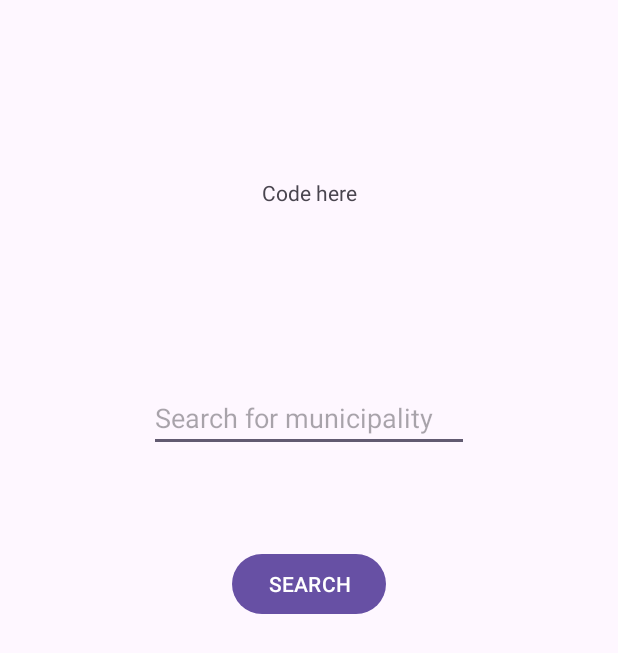
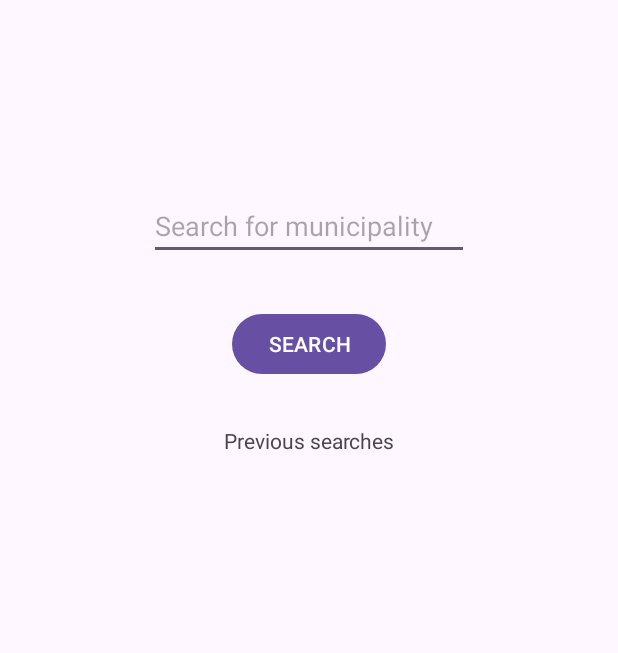
Before and after one commit to JoonaNiemenmaa/Olio-Ohjelmointi-Harkkatyo, an Android app: the screen it shows after launch (MainActivity), on a phone screen of 412 x 824 dp. Shown: the top 653 px of the screen. Run offline under Robolectric (Android 15) with nearby library versions, the phone set to English and light mode, and no system bars.

```diff
--- a/app/src/main/java/com/jn/olio_ohjelmointiharkkatyo/DisplayMunicipalityDataFragment.java
+++ b/app/src/main/java/com/jn/olio_ohjelmointiharkkatyo/DataFragment.java
@@ -18,9 +18,9 @@ import com.anychart.charts.Pie;
 import java.util.ArrayList;
 import java.util.HashMap;
 
-public class DisplayMunicipalityDataFragment extends Fragment {
+public class DataFragment extends Fragment {
 
-    public DisplayMunicipalityDataFragment() {
+    public DataFragment() {
         // Required empty public constructor
     }
 
@@ -32,7 +32,7 @@ public class DisplayMunicipalityDataFragment extends Fragment {
     AnyChartView pie_political;
     @Override
     public View onCreateView(LayoutInflater inflater, ViewGroup container, Bundle savedInstanceState) {
-        View view = inflater.inflate(R.layout.fragment_display_municipality_data, container, false);
+        View view = inflater.inflate(R.layout.fragment_data, container, false);
         text_municipality = view.findViewById(R.id.textMunicipalityName);
         text_population = view.findViewById(R.id.textPopulation);
         text_population_difference = view.findViewById(R.id.textPopulationDiff);
--- a/app/src/main/java/com/jn/olio_ohjelmointiharkkatyo/DataStorage.java
+++ b/app/src/main/java/com/jn/olio_ohjelmointiharkkatyo/DataStorage.java
@@ -1,8 +1,21 @@
 package com.jn.olio_ohjelmointiharkkatyo;
+
+import android.content.Context;
+
+import java.io.IOException;
+import java.io.ObjectInputStream;
+import java.io.ObjectOutputStream;
+import java.io.OutputStream;
+import java.util.ArrayList;
 
 public class DataStorage {
     private static DataStorage data_storage;
     private MunicipalityData municipality;
+    final static private int amount_of_searches_to_remember = 5;
+    final static private String filename = "searches.data";
+    private ArrayList<String> searches = new ArrayList<>();
+    // This class is singleton for the static reference that can be accessed anywhere
+    // Also we really only ever want one DataStorage anyways
     private DataStorage() {}
     public static DataStorage getInstance() {
         if (data_storage == null) {
@@ -18,4 +31,34 @@ public class DataStorage {
     public void setMunicipality(MunicipalityData municipality) {
         this.municipality = municipality;
     }
+    public void addSearch(String municipality_name) {
+        if (!searches.contains(municipality_name)) {
+            searches.add(municipality_name);
+            if (searches.size() > amount_of_searches_to_remember) {
+                searches.remove(0);
+            }
+        }
+        System.out.println(searches);
+    }
+    public ArrayList<String> getSearches() { return searches; }
+    public void saveSearches(Context context) {
+        try {
+            ObjectOutputStream search_writer = new ObjectOutputStream(context.openFileOutput(filename, Context.MODE_PRIVATE));
+            search_writer.writeObject(searches);
+            search_writer.close();
+        } catch (IOException e) {
+            e.printStackTrace();
+        }
+    }
+    public void loadSearches(Context context) {
+        try {
+            ObjectInputStream search_reader = new ObjectInputStream(context.openFileInput(filename));
+            searches = (ArrayList<String>) search_reader.readObject();
+            search_reader.close();
+        } catch (IOException e) {
+            e.printStackTrace();
+        } catch (ClassNotFoundException e) {
+            e.printStackTrace();
+        }
+    }
 }
--- a/app/src/main/java/com/jn/olio_ohjelmointiharkkatyo/MainActivity.java
+++ b/app/src/main/java/com/jn/olio_ohjelmointiharkkatyo/MainActivity.java
@@ -6,38 +6,53 @@ import android.os.Bundle;
 import android.view.View;
 import android.widget.EditText;
 import android.widget.TextView;
+import android.widget.Toast;
 
 import androidx.appcompat.app.AppCompatActivity;
+import androidx.recyclerview.widget.LinearLayoutManager;
+import androidx.recyclerview.widget.RecyclerView;
 
 import java.util.HashMap;
 import java.util.concurrent.ExecutorService;
 import java.util.concurrent.Executors;
 
 public class MainActivity extends AppCompatActivity {
-    TextView text_code;
     EditText edit_search;
+    RecyclerView rv_searches;
+    DataStorage data_storage = DataStorage.getInstance();
     @Override
     protected void onCreate(Bundle savedInstanceState) {
         super.onCreate(savedInstanceState);
         setContentView(R.layout.activity_main);
-        text_code = findViewById(R.id.textCode);
         edit_search = findViewById(R.id.editSearchMunicipality);
+        data_storage.loadSearches(this);
+
+        rv_searches = findViewById(R.id.rvPreviousSearches);
+
+        rv_searches.setLayoutManager(new LinearLayoutManager(this));
+        rv_searches.setAdapter(new SearchListAdapter(getApplicationContext(), data_storage.getSearches(), edit_search));
     }
     public void searchForMunicipality(View view) {
         Context context = this;
         ExecutorService service = Executors.newSingleThreadExecutor();
+        String municipality_name = edit_search.getText().toString();
+        data_storage.addSearch(municipality_name);
+        data_storage.saveSearches(context);
+        // This line of code is here so that the recyclerview updates whenever a new search is made
+        rv_searches.setAdapter(new SearchListAdapter(getApplicationContext(), DataStorage.getInstance().getSearches(), edit_search));
+        Toast fail_toast = Toast.makeText(context, "Could not find municipality '" + municipality_name + "'", Toast.LENGTH_LONG);
         service.execute(new Runnable() {
             @Override
             public void run() {
-                String municipality_name = edit_search.getText().toString();
                 DataRetriever data_retriever = DataRetriever.getInstance();
-                PopulationData population_data = data_retriever.getPopulationData(context, municipality_name);
-                HashMap<String, Float> political_data = data_retriever.getPoliticalData(context, municipality_name);
-                MunicipalityData municipality_data = new MunicipalityData(municipality_name, population_data, political_data);
-                DataStorage data_storage = DataStorage.getInstance();
-                data_storage.setMunicipality(municipality_data);
-                Intent intent = new Intent(context, ViewMunicipalityActivity.class);
-                startActivity(intent);
+                MunicipalityData municipality_data = data_retriever.getMunicipalityData(context, municipality_name);
+                if (municipality_data != null) {
+                    data_storage.setMunicipality(municipality_data);
+                    Intent intent = new Intent(context, ViewMunicipalityActivity.class);
+                    startActivity(intent);
+                } else {
+                    fail_toast.show();
+                }
             }
         });
     }
--- /dev/null
+++ b/app/src/main/java/com/jn/olio_ohjelmointiharkkatyo/SearchListAdapter.java
@@ -0,0 +1,46 @@
+package com.jn.olio_ohjelmointiharkkatyo;
+import android.content.Context;
+import android.content.Intent;
+import android.view.LayoutInflater;
+import android.view.ViewGroup;
+import android.widget.EditText;
+
+import androidx.annotation.NonNull;
+import androidx.recyclerview.widget.RecyclerView;
+
+import java.util.ArrayList;
+import java.util.HashMap;
+import java.util.concurrent.ExecutorService;
+import java.util.concurrent.Executors;
+
+public class SearchListAdapter extends RecyclerView.Adapter<SearchViewHolder> {
+
+    private Context context;
+    private EditText edit_municipality_name;
+    private ArrayList<String> searches = new ArrayList<>();
+
+    public SearchListAdapter(Context context, ArrayList<String> searches, EditText edit_municipality_name) {
+        this.context = context;
+        this.searches = searches;
+        this.edit_municipality_name = edit_municipality_name;
+    }
+
+    @NonNull
+    @Override
+    public SearchViewHolder onCreateViewHolder(@NonNull ViewGroup parent, int viewType) {
+        return new SearchViewHolder(LayoutInflater.from(context).inflate(R.layout.search_holder, parent, false));
+    }
+
+    @Override
+    public void onBindViewHolder(@NonNull SearchViewHolder holder, int position) {
+        holder.text_previous_search_holder.setText(searches.get(position));
+        holder.cl.setOnClickListener(view -> {
+            edit_municipality_name.setText(holder.text_previous_search_holder.getText().toString());
+        });
+    }
+
+    @Override
+    public int getItemCount() {
+        return searches.size();
+    }
+}
--- a/app/src/main/res/layout/activity_main.xml
+++ b/app/src/main/res/layout/activity_main.xml
@@ -11,7 +11,7 @@
         android:id="@+id/buttonSearch"
         android:layout_width="wrap_content"
         android:layout_height="wrap_content"
-        android:layout_marginTop="64dp"
+        android:layout_marginTop="32dp"
         android:onClick="searchForMunicipality"
         android:text="SEARCH"
         app:layout_constraintEnd_toEndOf="@+id/editSearchMunicipality"
@@ -22,7 +22,7 @@
         android:id="@+id/editSearchMunicipality"
         android:layout_width="wrap_content"
         android:layout_height="wrap_content"
-        android:layout_marginTop="256dp"
+        android:layout_marginTop="128dp"
         android:ems="10"
         android:hint="Search for municipality"
         android:inputType="text"
@@ -30,13 +30,27 @@
         app:layout_constraintStart_toStartOf="parent"
         app:layout_constraintTop_toTopOf="parent" />
 
+    <androidx.recyclerview.widget.RecyclerView
+        android:id="@+id/rvPreviousSearches"
+        android:layout_width="200dp"
+        android:layout_height="300dp"
+        android:layout_marginTop="32dp"
+        app:layout_constraintBottom_toBottomOf="parent"
+        app:layout_constraintEnd_toEndOf="parent"
+        app:layout_constraintHorizontal_bias="0.498"
+        app:layout_constraintStart_toStartOf="parent"
+        app:layout_constraintTop_toBottomOf="@+id/buttonSearch"
+        app:layout_constraintVertical_bias="0.158" />
+
     <TextView
-        android:id="@+id/textCode"
+        android:id="@+id/textPreviousSearches"
         android:layout_width="wrap_content"
         android:layout_height="wrap_content"
-        android:text="Code here"
-        app:layout_constraintBottom_toTopOf="@+id/editSearchMunicipality"
-        app:layout_constraintEnd_toEndOf="@+id/editSearchMunicipality"
-        app:layout_constraintStart_toStartOf="@+id/editSearchMunicipality"
-        app:layout_constraintTop_toTopOf="parent" />
+        android:text="Previous searches"
+        app:layout_constraintBottom_toTopOf="@+id/rvPreviousSearches"
+        app:layout_constraintEnd_toEndOf="parent"
+        app:layout_constraintStart_toStartOf="parent"
+        app:layout_constraintTop_toBottomOf="@+id/buttonSearch"
+        app:layout_constraintVertical_bias="0.611" />
+
 </androidx.constraintlayout.widget.ConstraintLayout>
--- a/app/src/main/res/layout/activity_view_municipality.xml
+++ b/app/src/main/res/layout/activity_view_municipality.xml
@@ -24,11 +24,6 @@
             android:layout_height="wrap_content"
             android:text="Compare" />
 
-        <com.google.android.material.tabs.TabItem
-            android:id="@+id/tabQuiz"
-            android:layout_width="wrap_content"
-            android:layout_height="wrap_content"
-            android:text="Quiz" />
     </com.google.android.material.tabs.TabLayout>
 
     <androidx.viewpager2.widget.ViewPager2
--- a/app/src/main/res/layout/fragment_display_municipality_data.xml
+++ b/app/src/main/res/layout/fragment_data.xml
@@ -4,7 +4,7 @@
     xmlns:tools="http://schemas.android.com/tools"
     android:layout_width="match_parent"
     android:layout_height="match_parent"
-    tools:context=".DisplayMunicipalityDataFragment">
+    tools:context=".DataFragment">
 
     <androidx.constraintlayout.widget.ConstraintLayout
         android:id="@+id/main"
```
Also changed, not shown: app/src/main/java/com/jn/olio_ohjelmointiharkkatyo/DataRetriever.java (+14 -4 lines), app/src/main/java/com/jn/olio_ohjelmointiharkkatyo/FragmentPageAdapter.java (+3 -5 lines), app/src/main/java/com/jn/olio_ohjelmointiharkkatyo/QuizFragment.java (deleted, +0 -64 lines), app/src/main/java/com/jn/olio_ohjelmointiharkkatyo/SearchViewHolder.java (added, +25 -0 lines), app/src/main/res/layout/fragment_quiz.xml (deleted, +0 -14 lines), app/src/main/res/layout/search_holder.xml (added, +29 -0 lines), app/src/main/res/raw/test.json (deleted, +0 -151 lines).
